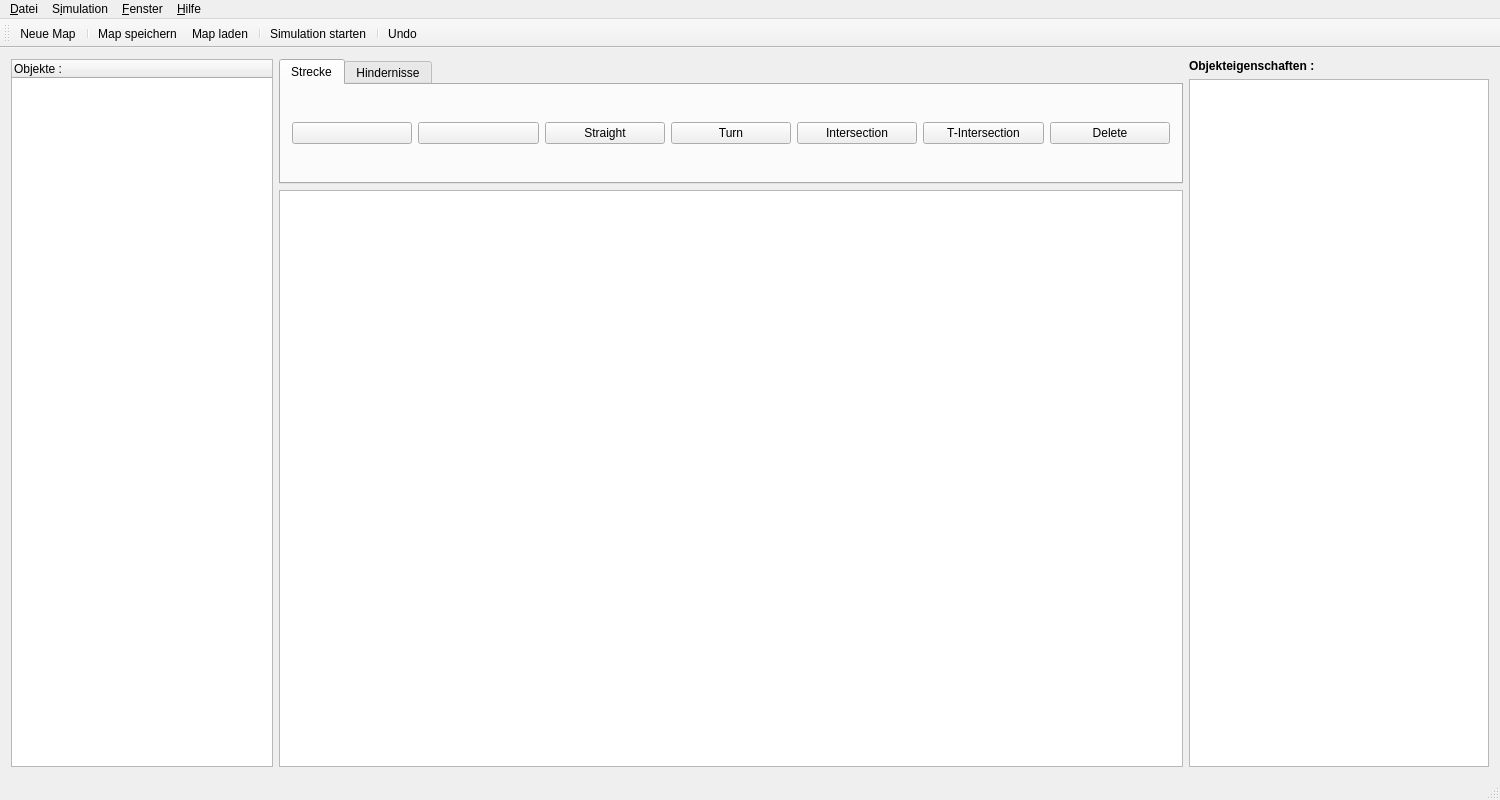
First picture: the form in bin/source/editor.ui, repository Waldemarv/swt1718, before the edit.
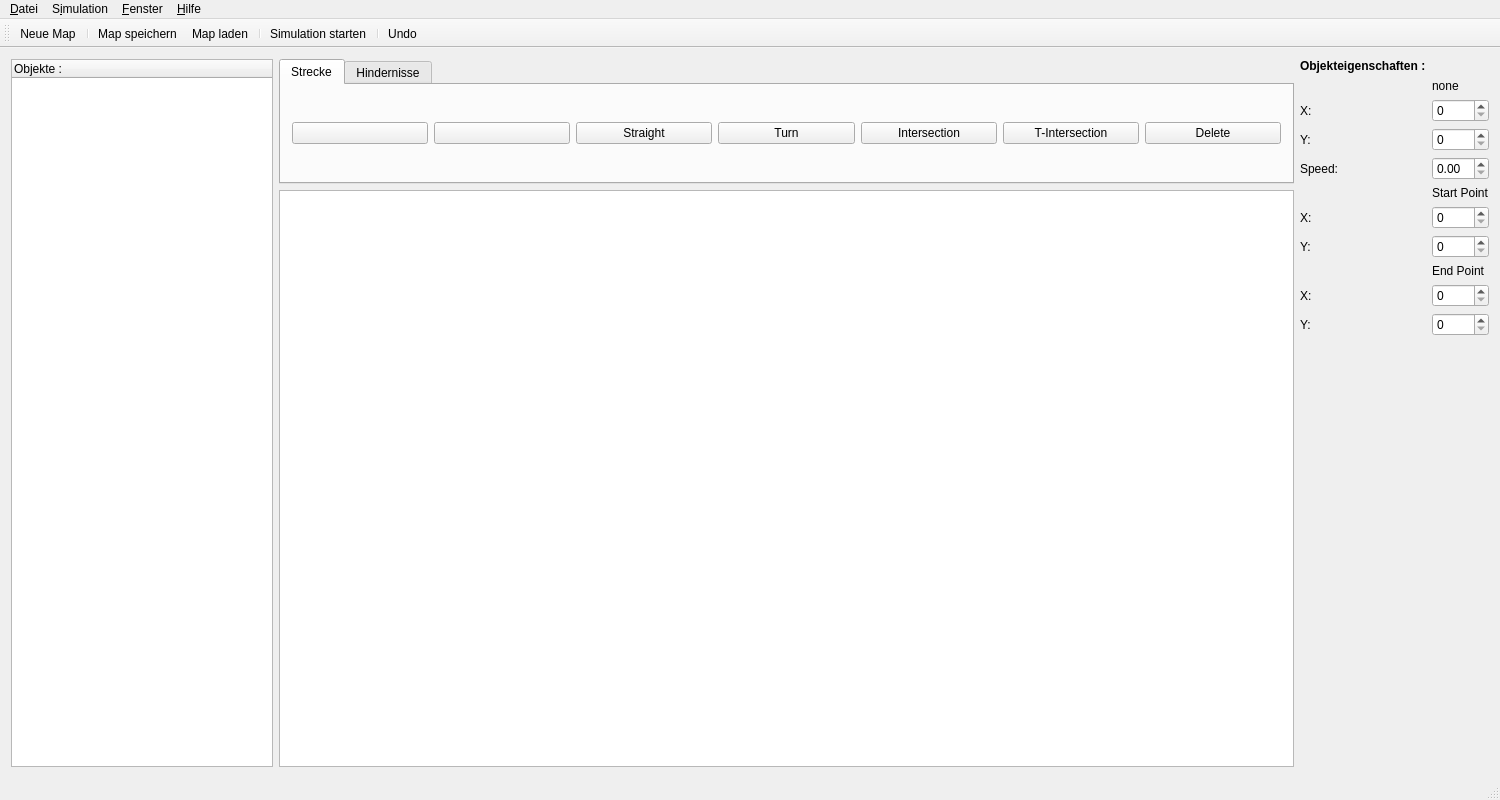
Second picture: the form after the edit. Icons and pictures are not drawn.

Diff of the .ui file:
```diff
--- a/bin/source/editor.ui
+++ b/bin/source/editor.ui
@@ -217,9 +217,9 @@
      </layout>
     </item>
     <item>
-     <layout class="QVBoxLayout" name="MOFO2">
-      <item>
-       <widget class="QLabel" name="label">
+     <layout class="QFormLayout" name="formLayout_2">
+      <item row="0" column="0">
+       <widget class="QLabel" name="objsettings">
         <property name="maximumSize">
          <size>
           <width>300</width>
@@ -237,13 +237,94 @@
         </property>
        </widget>
       </item>
-      <item>
-       <widget class="QTextEdit" name="textEdit">
-        <property name="maximumSize">
-         <size>
-          <width>300</width>
-          <height>16777215</height>
-         </size>
+      <item row="1" column="1">
+       <widget class="QLabel" name="placeholderType">
+        <property name="text">
+         <string>none</string>
+        </property>
+       </widget>
+      </item>
+      <item row="2" column="0">
+       <widget class="QLabel" name="labelX">
+        <property name="text">
+         <string>X:</string>
+        </property>
+       </widget>
+      </item>
+      <item row="2" column="1">
+       <widget class="QSpinBox" name="spinBoxPosX"/>
+      </item>
+      <item row="3" column="0">
+       <widget class="QLabel" name="labelY">
+        <property name="text">
+         <string>Y:</string>
+        </property>
+       </widget>
+      </item>
+      <item row="3" column="1">
+       <widget class="QSpinBox" name="spinBoxPosY"/>
+      </item>
+      <item row="4" column="0">
+       <widget class="QLabel" name="labelSpeed">
+        <property name="text">
+         <string>Speed:</string>
+        </property>
+       </widget>
+      </item>
+      <item row="4" column="1">
+       <widget class="QDoubleSpinBox" name="spinBoxSpeed"/>
+      </item>
+      <item row="6" column="1">
+       <widget class="QSpinBox" name="spinBoxStartPointX"/>
+      </item>
+      <item row="7" column="1">
+       <widget class="QSpinBox" name="spinBoxStartPointY"/>
+      </item>
+      <item row="5" column="1">
+       <widget class="QLabel" name="labelStartPoint">
+        <property name="text">
+         <string>Start Point</string>
+        </property>
+       </widget>
+      </item>
+      <item row="8" column="1">
+       <widget class="QLabel" name="labelEndPoint">
+        <property name="text">
+         <string>End Point</string>
+        </property>
+       </widget>
+      </item>
+      <item row="9" column="1">
+       <widget class="QSpinBox" name="spinBoxEndPointX"/>
+      </item>
+      <item row="10" column="1">
+       <widget class="QSpinBox" name="spinBoxEndPointY"/>
+      </item>
+      <item row="6" column="0">
+       <widget class="QLabel" name="labelStartPointX">
+        <property name="text">
+         <string>X:</string>
+        </property>
+       </widget>
+      </item>
+      <item row="7" column="0">
+       <widget class="QLabel" name="labelStartPointY">
+        <property name="text">
+         <string>Y:</string>
+        </property>
+       </widget>
+      </item>
+      <item row="9" column="0">
+       <widget class="QLabel" name="labelEndPointX">
+        <property name="text">
+         <string>X:</string>
+        </property>
+       </widget>
+      </item>
+      <item row="10" column="0">
+       <widget class="QLabel" name="labelEndPointY">
+        <property name="text">
+         <string>Y:</string>
         </property>
        </widget>
       </item>
```
Left out of the diff: 2 changed lines with no effect on the pictures.
